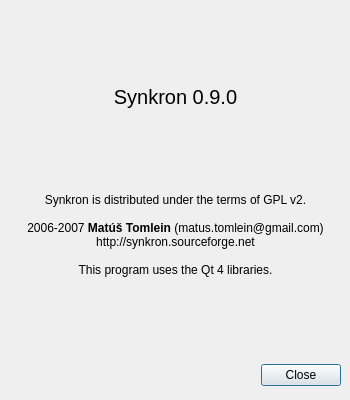
Qt form about.ui (henrik-w/Synkron) before a commit.
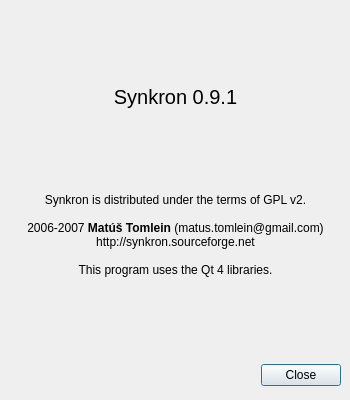
The same form after that commit. Icons and pictures are not drawn.

What changed in the file:
```diff
--- a/about.ui
+++ b/about.ui
@@ -94,7 +94,7 @@
        </font>
       </property>
       <property name="text" >
-       <string>Synkron 0.9.0</string>
+       <string>Synkron 0.9.1</string>
       </property>
       <property name="alignment" >
        <set>Qt::AlignCenter</set>
```
